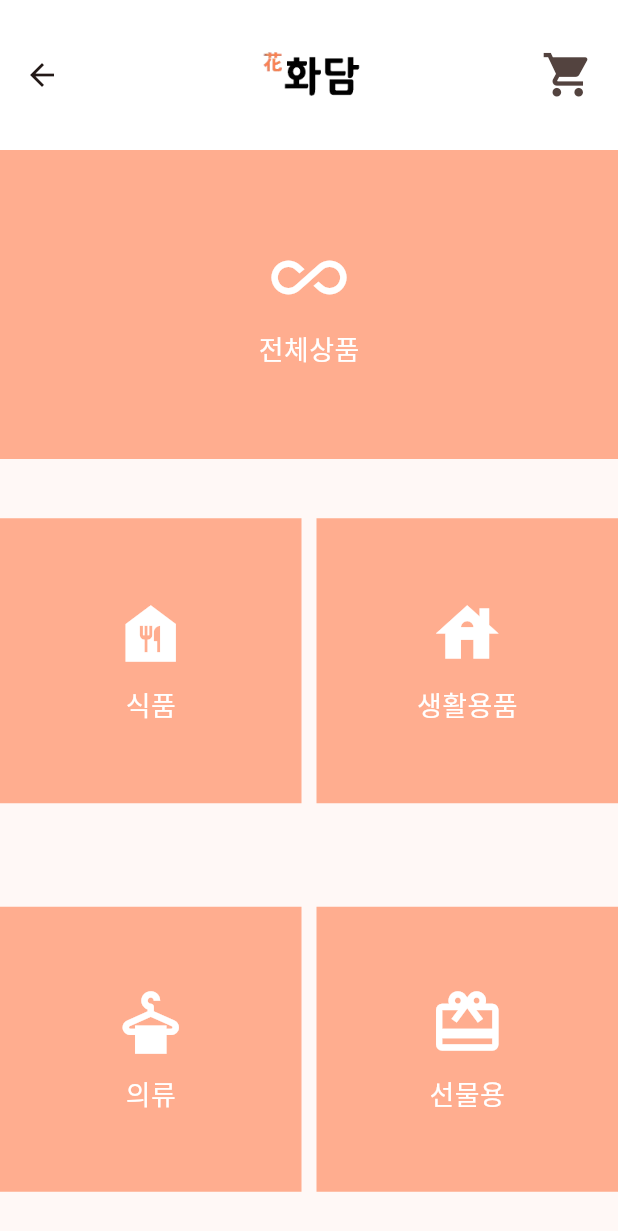
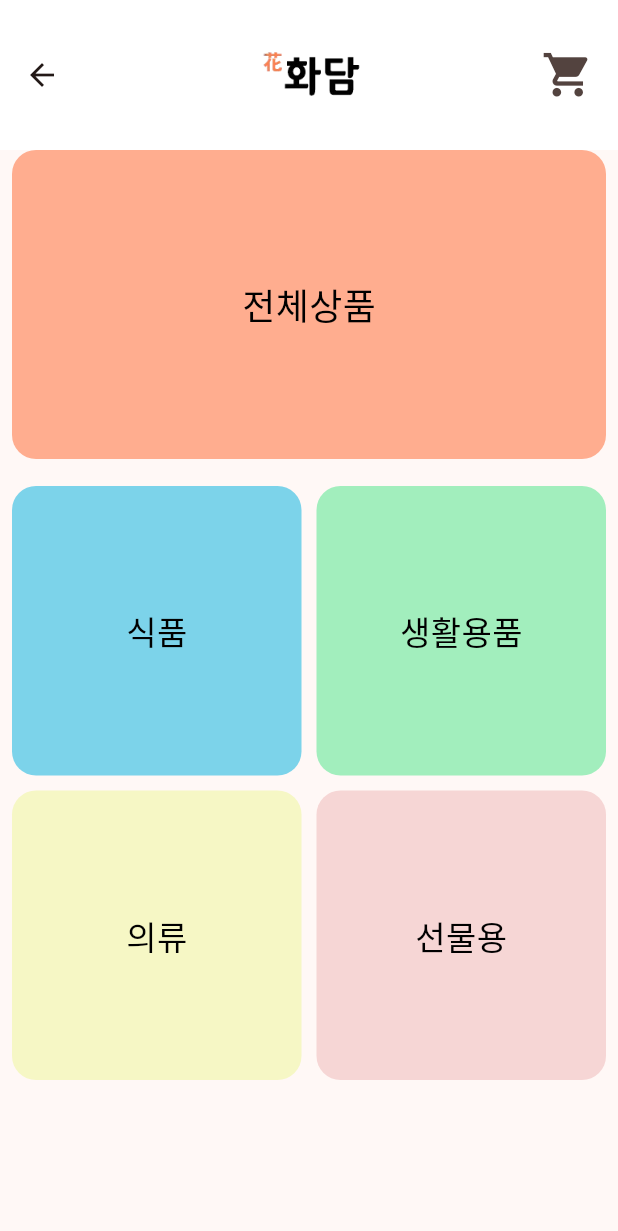
Before and after one commit to tjdudtn7879/project3, a Flutter app: the Mshop screen opened directly, on a phone screen of 412 x 824 dp. Shown: the top 1231 px of the screen. Run offline on Flutter 3.47's test engine with Material 3 defaults, Android fonts, the phone set to English and light mode, and no system bars; our stand-ins replace flutter_secure_storage, image_picker, supabase, supabase_flutter; missing offline and left inert: bootpay, remedi_kopo; accounts and stored records are empty.

Commit message:
second commit

```diff
--- a/lib/mshop.dart
+++ b/lib/mshop.dart
@@ -43,7 +43,6 @@ class Mshop extends StatelessWidget {
               Navigator.push(
                 context,
                 MaterialPageRoute(
-                  // Shoppingcart 페이지로 이동
                   builder: (context) => const Shoppingcart(),
                 ),
               );
@@ -60,12 +59,9 @@ class Mshop extends StatelessWidget {
       ),
       body: Column(
         children: [
-          // '전체상품' 아이콘 추가 (화면 전체 가로 크기)
-          Container(
-            width: MediaQuery.of(context).size.width, // 화면 전체 너비
-            height:
-                MediaQuery.of(context).size.height / 4, // 기존 Expanded와 동일한 높이
-            color: const Color(0xFFFFAD8F), // 코랄색 배경
+          // '전체상품' 박스
+          Padding(
+            padding: const EdgeInsets.symmetric(horizontal: 8.0), // 좌우 간격 추가
             child: GestureDetector(
               onTap: () {
                 Navigator.push(
@@ -76,54 +72,43 @@ class Mshop extends StatelessWidget {
                   ),
                 );
               },
-              child: Column(
-                mainAxisAlignment: MainAxisAlignment.center,
-                children: const [
-                  Icon(Icons.all_inclusive,
-                      size: 50, color: Colors.white), // 전체상품 아이콘
-                  SizedBox(height: 10),
-                  Text(
+              child: Container(
+                width: MediaQuery.of(context).size.width, // 화면 전체 너비
+                height: MediaQuery.of(context).size.height / 4, // 상단 큰 박스 높이
+                decoration: BoxDecoration(
+                  color: const Color(0xFFFFAD8F), // 코랄색 배경
+                  borderRadius: BorderRadius.circular(16), // 모서리 둥글게
+                ),
+                child: Center(
+                  child: const Text(
                     '전체상품',
-                    style: TextStyle(color: Colors.white, fontSize: 18),
+                    style: TextStyle(color: Colors.black, fontSize: 24),
                   ),
-                ],
+                ),
               ),
             ),
           ),
-          const SizedBox(height: 10), // '전체상품'과 2x2 그리드 사이의 간격
-          // 첫 번째 행 (2x2 그리드)
+          const SizedBox(height: 10), // '전체상품'과 그리드 사이의 간격
+
+          // 2x2 그리드
           Expanded(
-            child: Row(
-              mainAxisAlignment: MainAxisAlignment.spaceEvenly,
-              children: [
-                Expanded(
-                  child: _buildGridItem(
-                      Icons.food_bank, '식품', context, const FoodPage()),
-                ),
-                const SizedBox(width: 10), // 열 사이의 간격
-                Expanded(
-                  child: _buildGridItem(
-                      Icons.house, '생활용품', context, const LivingSuppliesPage()),
-                ),
-              ],
-            ),
-          ),
-          const SizedBox(height: 10), // 행 사이의 간격
-          // 두 번째 행 (2x2 그리드)
-          Expanded(
-            child: Row(
-              mainAxisAlignment: MainAxisAlignment.spaceEvenly,
-              children: [
-                Expanded(
-                  child: _buildGridItem(
-                      Icons.dry_cleaning, '의류', context, const ClothingPage()),
-                ),
-                const SizedBox(width: 10), // 열 사이의 간격
-                Expanded(
-                  child: _buildGridItem(
-                      Icons.card_giftcard, '선물용', context, const GiftPage()),
-                ),
-              ],
+            child: Padding(
+              padding: const EdgeInsets.all(8.0), // 그리드 패딩 추가
+              child: GridView.count(
+                crossAxisCount: 2, // 2열로 설정
+                crossAxisSpacing: 10, // 열 간격
+                mainAxisSpacing: 10, // 행 간격
+                children: [
+                  _buildGridItem(
+                      '식품', Color(0xFF7CD3EA), const FoodPage(), context),
+                  _buildGridItem('생활용품', Color(0xFFA2EEBD),
+                      const LivingSuppliesPage(), context),
+                  _buildGridItem(
+                      '의류', Color(0xFFF6F7C5), const ClothingPage(), context),
+                  _buildGridItem(
+                      '선물용', Color(0xFFF6D6D5), const GiftPage(), context),
+                ],
+              ),
             ),
           ),
         ],
@@ -133,7 +118,7 @@ class Mshop extends StatelessWidget {
 
   // 아이템 그리드 생성 함수 (2x2 그리드용)
   Widget _buildGridItem(
-      IconData icon, String label, BuildContext context, Widget page) {
+      String label, Color color, Widget page, BuildContext context) {
     return GestureDetector(
       onTap: () {
         Navigator.push(
@@ -144,19 +129,15 @@ class Mshop extends StatelessWidget {
         );
       },
       child: Container(
-        width: MediaQuery.of(context).size.width / 2 - 16, // 2열을 고려한 너비 조정
-        height: MediaQuery.of(context).size.height / 4 - 16, // 높이 설정
-        color: const Color(0xFFFFAD8F), // 코랄색 배경
-        child: Column(
-          mainAxisAlignment: MainAxisAlignment.center,
-          children: [
-            Icon(icon, size: 50, color: Colors.white),
-            const SizedBox(height: 10),
-            Text(
-              label,
-              style: const TextStyle(color: Colors.white, fontSize: 18),
-            ),
-          ],
+        decoration: BoxDecoration(
+          color: color,
+          borderRadius: BorderRadius.circular(16), // 모서리 둥글게
+        ),
+        child: Center(
+          child: Text(
+            label,
+            style: const TextStyle(color: Colors.black, fontSize: 22),
+          ),
         ),
       ),
     );
```
Also changed, not shown: lib/mshop/all_products_page.dart (+198 -60 lines).
